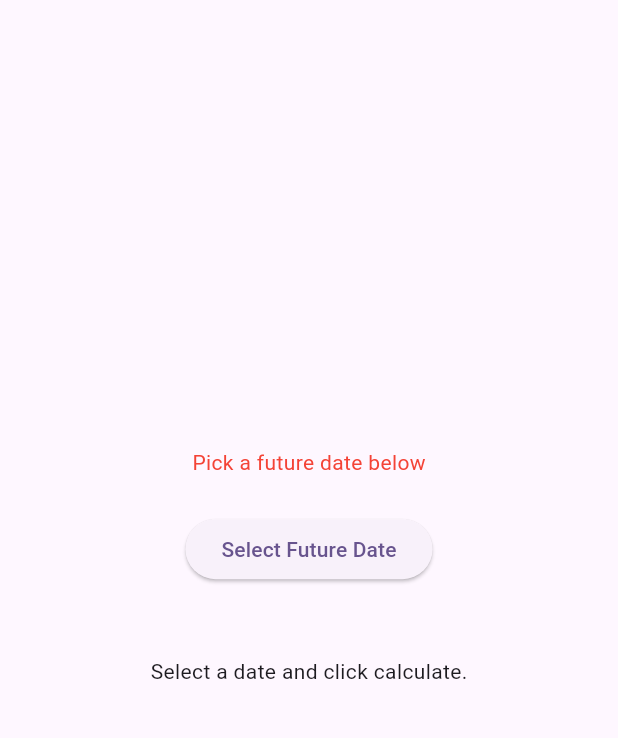
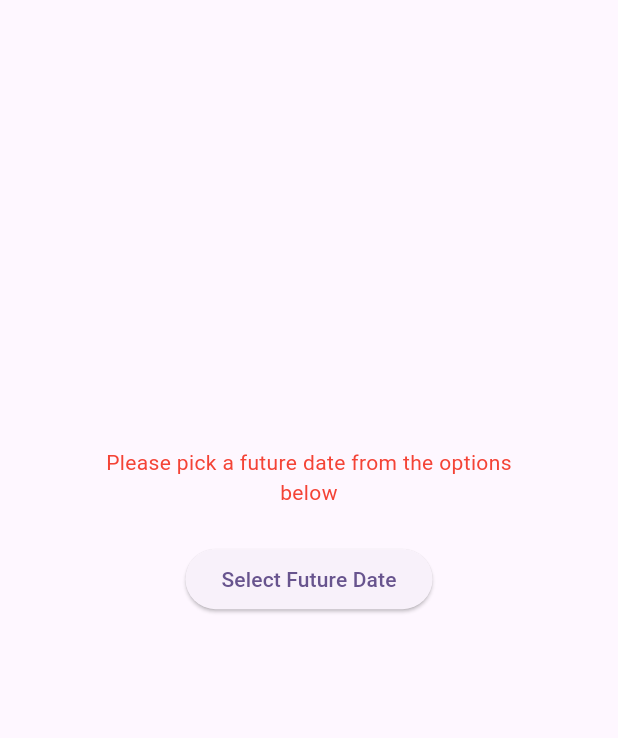
Before and after one commit to dineshkumars29/reverse_timer, a Flutter app: the screen it shows after launch, on a phone screen of 412 x 824 dp, the part 84-822 px from its top. Run offline on Flutter 3.47's test engine with Material 3 defaults, Android fonts, the light colour scheme and no system bars; our stand-ins replace flutter_screenutil, get.

Commit message:
fix color and alignment

```diff
--- a/lib/screens/reverse_timer/reverse_timer_controller.dart
+++ b/lib/screens/reverse_timer/reverse_timer_controller.dart
@@ -11,6 +11,7 @@ class ReverseTimerController extends GetxController{
   RxString remainingTime = "".obs;
   Timer? timer;
   RxBool isLoading = false.obs;
+  // RxBool isButtonDisabled = false.obs;
 
   // Rxn<DateTime> selectedDate = Rxn<DateTime>();
   // Rx<Duration> remainingTime = Duration.zero.obs;
--- a/lib/screens/reverse_timer/reverse_timer_screen.dart
+++ b/lib/screens/reverse_timer/reverse_timer_screen.dart
@@ -1,91 +1,3 @@
-// import 'dart:io';
-
-// import 'package:flutter/material.dart';
-// import 'package:flutter_screenutil/flutter_screenutil.dart';
-// import 'package:get/get.dart';
-// import 'package:reverse_timer/screens/reverse_timer/reverse_timer_controller.dart';
-
-// class ReverseTimerScreen extends GetView<ReverseTimerController> {
-//   ReverseTimerScreen({Key? key}) : super(key: key);
-// // final ReverseTimerController controller = Get.put(ReverseTimerController());
-//   @override
-//   Widget build(BuildContext context) {
-//     // final controller = Get.find<ReverseTimerController>();
-//     return SafeArea(
-//       child: Scaffold(
-//         appBar: AppBar(
-//           leading: IconButton(
-//               onPressed: () {
-//                 exit(0);
-//               },
-//               icon: const Icon(
-//                 Icons.arrow_back,
-//                 color: Colors.black,
-//               )),
-//           backgroundColor: Colors.grey.shade200,
-//           elevation: 0.0,
-//           centerTitle: true,
-//           title: Text(
-//             'Reverse Timer',
-//             style: TextStyle(
-//               color: Colors.black,
-//               fontWeight: FontWeight.w700,
-//               fontSize: 18.sp,
-//             ),
-//           ),
-//         ),
-//         body: Center(child: Obx(() {
-//           return Column(
-//             mainAxisAlignment: MainAxisAlignment.center,
-//             children: [
-//               controller.isLoading.value == true
-//                   ? Container(
-//                       color: Colors.green,
-//                       height: 20.sp,
-//                       width: 20.sp,
-//                     )
-//                   : Container(
-//                       color: Colors.red,
-//                       height: 20.sp,
-//                       width: 20.sp,
-//                     ),
-//               // Text("${selectedDate}"),
-//               controller.selectedDate.value == ""
-//                   ? const Text(
-//                       "pick Future date below",
-//                       style: TextStyle(color: Colors.red),
-//                     )
-//                   : Text(
-//                       "${DateTime.parse(controller.selectedDate.value).day.toString().padLeft(2, '0')}-${DateTime.parse(controller.selectedDate.value).month.toString().padLeft(2, '0')}-${DateTime.parse(controller.selectedDate.value).year.toString()}"),
-//               ElevatedButton(
-//                 onPressed: () => controller.selectDate(),
-//                 child: const Text('Select Future Date'),
-//               ),
-//               controller.selectedDate.value == ""
-//                   ? Container()
-//                   : ElevatedButton(
-//                       onPressed: () => controller.calculateRemainingTime(),
-//                       child: const Text('Calculate Time Remaining'),
-//                     ),
-//               const SizedBox(height: 20),
-//               controller.remainingTime.value != ""
-//                   ? Text(
-//                       'Time remaining: ${controller.remainingTime.toString().split('.').first}',
-//                       style: const TextStyle(fontSize: 24),
-//                     )
-//                   : const Text(
-//                       'Select a date and click calculate.',
-//                       style: TextStyle(fontSize: 14),
-//                     ),
-//               const SizedBox(height: 30),
-//             ],
-//           );
-//         })),
-//       ),
-//     );
-//   }
-// }
-
 import 'dart:io';
 import 'package:flutter/material.dart';
 import 'package:flutter_screenutil/flutter_screenutil.dart';
@@ -126,17 +38,15 @@ class ReverseTimerScreen extends GetView<ReverseTimerController> {
             return Column(
               mainAxisAlignment: MainAxisAlignment.center,
               children: [
-                // Container(
-                //   color: controller.isLoading.value ? Colors.green : Colors.red,
-                //   height: 20.sp,
-                //   width: 20.sp,
-                // ),
                 SizedBox(height: 20.h),
                 controller.selectedDate.value.isEmpty
-                    ? const Text(
-                        "Pick a future date below",
-                        style: TextStyle(color: Colors.red),
-                      )
+                    ? SizedBox(
+                      width: 0.7.sw,
+                      child: const Text(textAlign: TextAlign.center,
+                          "Please pick a future date from the options below",
+                          style: TextStyle(color: Colors.red),
+                        ),
+                    )
                     : Text(
                         "${DateTime.parse(controller.selectedDate.value).day.toString().padLeft(2, '0')}-${DateTime.parse(controller.selectedDate.value).month.toString().padLeft(2, '0')}-${DateTime.parse(controller.selectedDate.value).year.toString()}",
                         style: TextStyle(fontSize: 16.sp),
@@ -146,6 +56,13 @@ class ReverseTimerScreen extends GetView<ReverseTimerController> {
                   onPressed: () => controller.selectDate(),
                   child: const Text('Select Future Date'),
                 ),
+                SizedBox(height: 20.h),
+                controller.remainingTime.value.isNotEmpty
+                    ? Text(
+                        'Time remaining: ${controller.remainingTime.toString().split('.').first}',
+                        style: TextStyle(fontSize: 24.sp),
+                      )
+                      : Container(),
                 SizedBox(height: 20.h),
                 controller.selectedDate.value.isEmpty
                     ? Container()
@@ -158,16 +75,7 @@ class ReverseTimerScreen extends GetView<ReverseTimerController> {
                         child: const Text('Calculate Time Remaining',
                             style: TextStyle(color: Colors.white)),
                       ),
-                SizedBox(height: 20.h),
-                controller.remainingTime.value.isNotEmpty
-                    ? Text(
-                        'Time remaining: ${controller.remainingTime.toString().split('.').first}',
-                        style: TextStyle(fontSize: 24.sp),
-                      )
-                    : const Text(
-                        'Select a date and click calculate.',
-                        style: TextStyle(fontSize: 14),
-                      ),
+
                 SizedBox(height: 30.h),
               ],
             );
```
Also changed, not shown: 1 other file.
